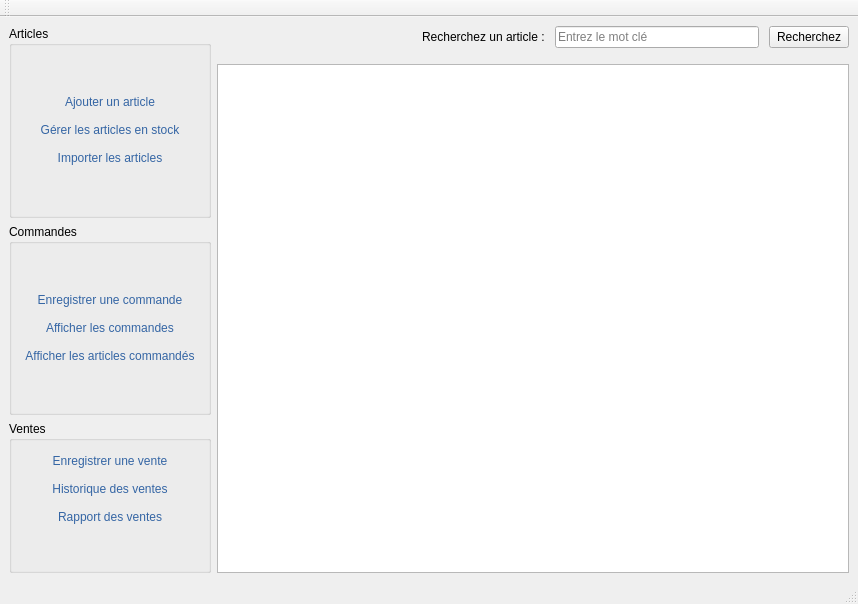
mono57/libsoft, file views/ui/main.ui: the form before one commit.
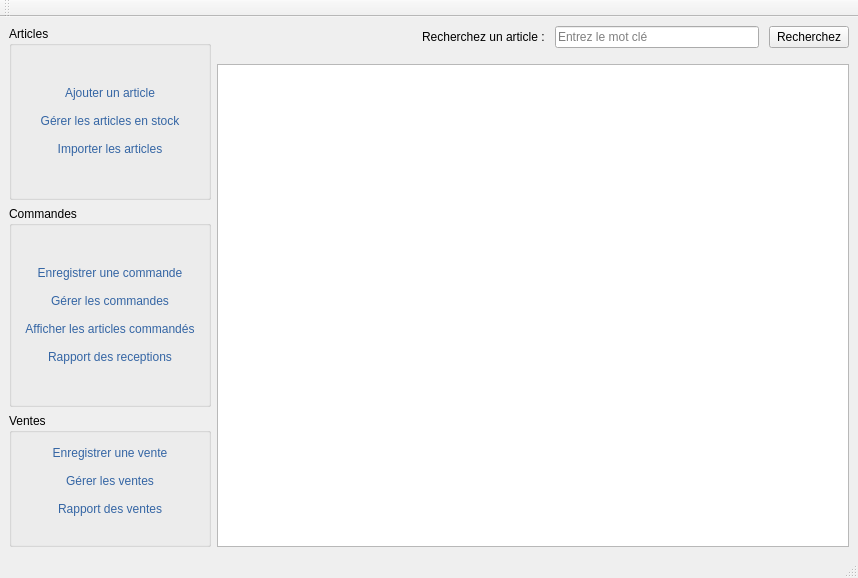
The form after the commit.

Diff of the .ui file:
```diff
--- a/views/ui/main.ui
+++ b/views/ui/main.ui
@@ -7,7 +7,7 @@
     <x>0</x>
     <y>0</y>
     <width>858</width>
-    <height>604</height>
+    <height>578</height>
    </rect>
   </property>
   <property name="windowTitle">
@@ -155,7 +155,7 @@
               <string notr="true">color: rgb(52, 101, 164);</string>
              </property>
              <property name="text">
-              <string>Afficher les commandes</string>
+              <string>Gérer les commandes</string>
              </property>
              <property name="flat">
               <bool>true</bool>
@@ -178,6 +178,19 @@
              </property>
             </widget>
            </item>
+           <item>
+            <widget class="QPushButton" name="pushButtonHistory">
+             <property name="styleSheet">
+              <string notr="true">color: rgb(52, 101, 164);</string>
+             </property>
+             <property name="text">
+              <string>Rapport des receptions</string>
+             </property>
+             <property name="flat">
+              <bool>true</bool>
+             </property>
+            </widget>
+           </item>
            <item>
             <spacer name="verticalSpacer_3">
              <property name="orientation">
@@ -225,7 +238,7 @@
               <string notr="true">color: rgb(52, 101, 164);</string>
              </property>
              <property name="text">
-              <string>Historique des ventes</string>
+              <string>Gérer les ventes</string>
              </property>
              <property name="flat">
               <bool>true</bool>
```
